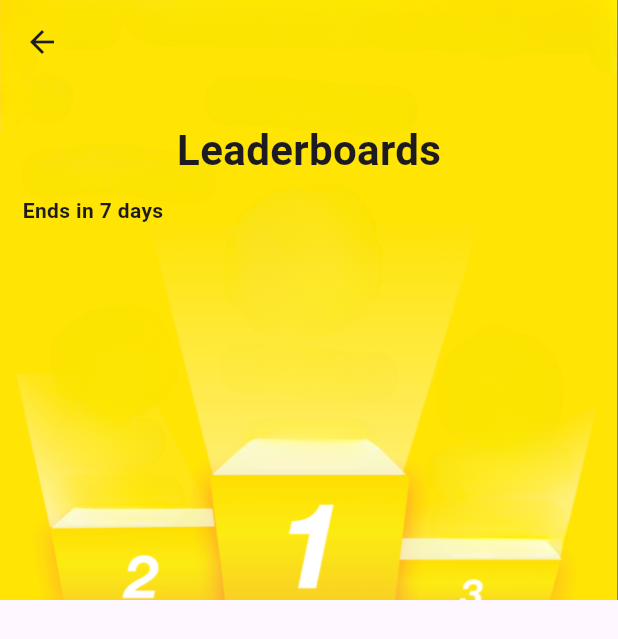
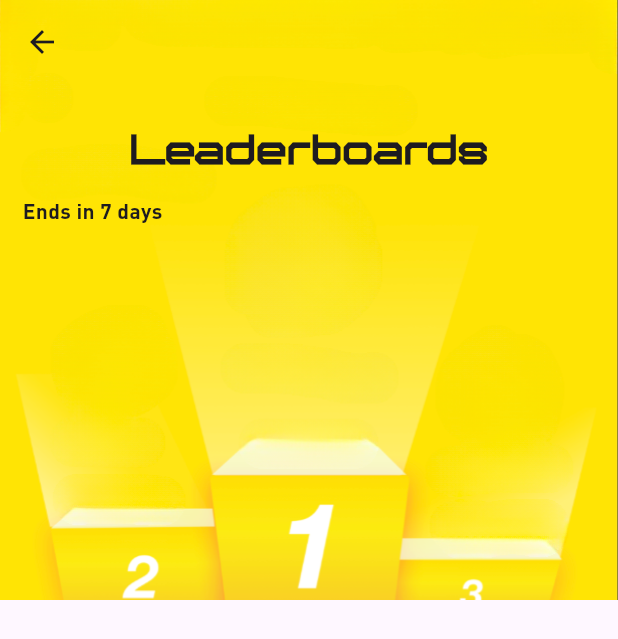
Before and after one commit to sydney1232/YCSS, a Flutter app: the TeamRanking screen opened by its route, on a phone screen of 412 x 824 dp. Shown: the top 639 px of the screen. Run offline on Flutter 3.47's test engine with Material 3 defaults, Android fonts, the phone set to English and light mode, and no system bars; our stand-ins replace awesome_dialog, cloud_firestore, firebase_auth, firebase_core, lottie; accounts and stored records are empty.

Commit message:
Changed Page Heading to RUN Fonts

```diff
--- a/lib/screens/messaging_screen.dart
+++ b/lib/screens/messaging_screen.dart
@@ -83,7 +83,8 @@ class _MessagingPageState extends State<MessagingPage> {
         backgroundColor: blue,
         title: Text(
           "Logged in as $userName",
-          style: TextStyle(color: lightPink, fontWeight: FontWeight.bold),
+          style: TextStyle(
+              color: lightPink, fontWeight: FontWeight.bold, fontFamily: "DIN"),
         ),
       ),
       body: Column(
--- a/lib/screens/score_log_screen.dart
+++ b/lib/screens/score_log_screen.dart
@@ -22,7 +22,10 @@ class _ScoreLogsScreenState extends State<ScoreLogsScreen> {
           centerTitle: true,
           title: Text(
             "Score Logs",
-            style: TextStyle(color: lightPink, fontWeight: FontWeight.bold),
+            style: TextStyle(
+                color: lightPink,
+                fontWeight: FontWeight.bold,
+                fontFamily: "TheRift"),
           ),
           toolbarHeight: 100,
         ),
--- a/lib/screens/team_ranking_screen.dart
+++ b/lib/screens/team_ranking_screen.dart
@@ -44,7 +44,9 @@ class _TeamRankingState extends State<TeamRanking> {
                           Text(
                             "Leaderboards",
                             style: TextStyle(
-                                fontWeight: FontWeight.bold, fontSize: 28),
+                                fontWeight: FontWeight.bold,
+                                fontSize: 28,
+                                fontFamily: "TheRift"),
                           ),
                           SizedBox(height: 10),
                           Padding(
@@ -53,7 +55,9 @@ class _TeamRankingState extends State<TeamRanking> {
                               alignment: Alignment.topLeft,
                               child: Text(
                                 "Ends in 7 days",
-                                style: TextStyle(fontWeight: FontWeight.bold),
+                                style: TextStyle(
+                                    fontWeight: FontWeight.bold,
+                                    fontFamily: "DIN"),
                               ),
                             ),
                           ),
```
